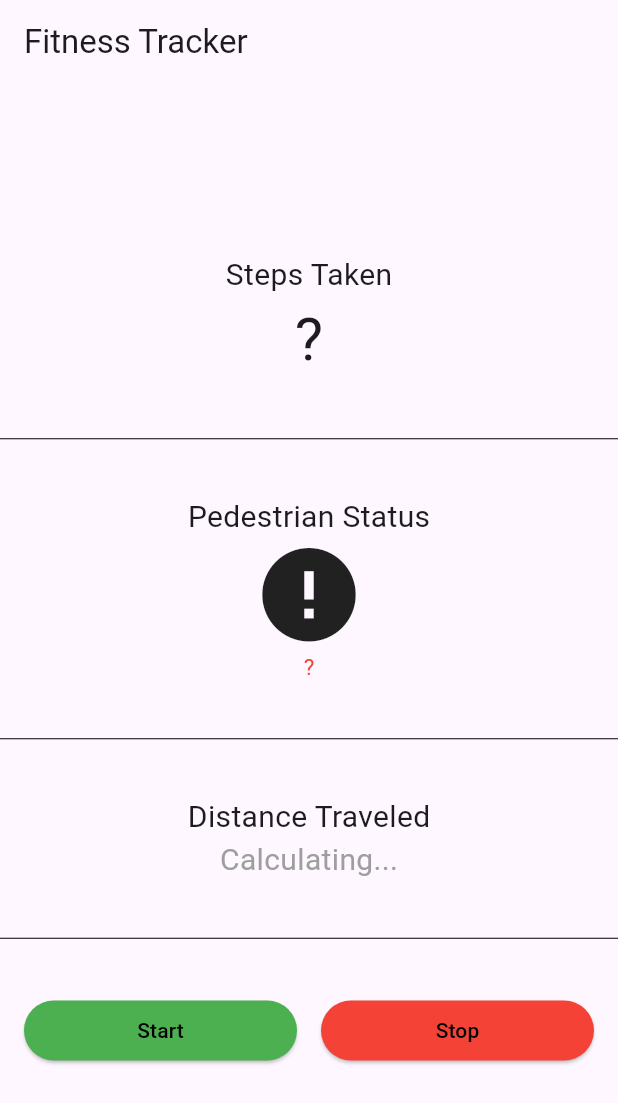
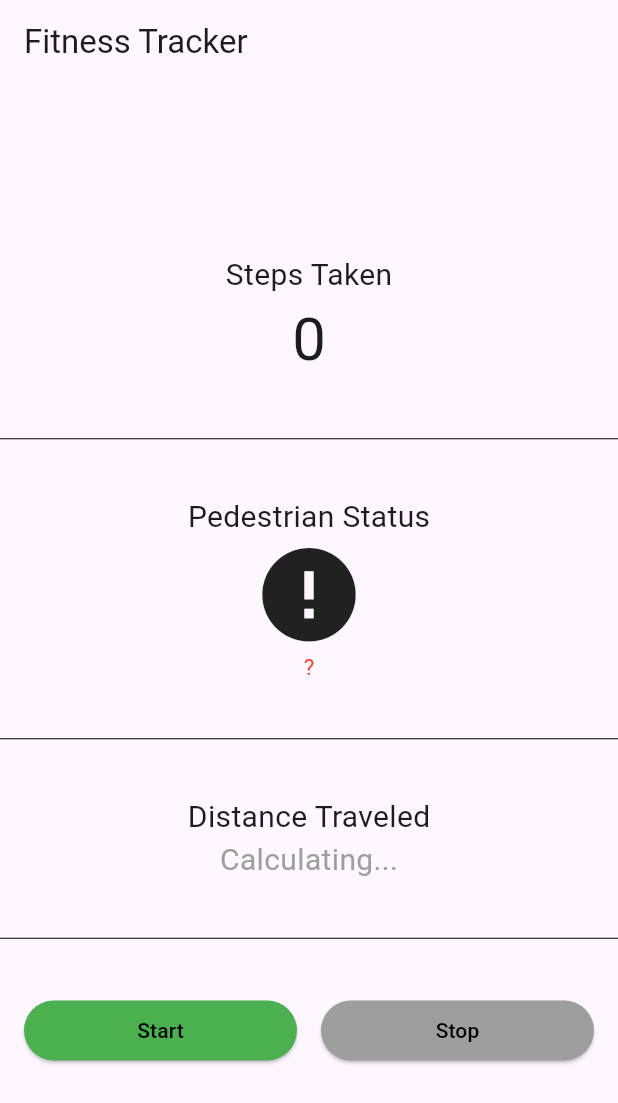
Before and after one commit to FallingCar/mobile_fitness_application, a Flutter app: the screen it shows after launch, after a tap on "Stop", on a phone screen of 412 x 824 dp. Shown: the top 1103 px of the screen. Run offline on Flutter 3.47's test engine with Material 3 defaults, Android fonts, the phone set to English and light mode, and no system bars; our stand-ins replace geolocator, pedometer, permission_handler.

Commit message:
added color feedback to buttons

```diff
--- a/lib/main.dart
+++ b/lib/main.dart
@@ -183,14 +183,15 @@ class _MyAppState extends State<MyApp> {
                   children: [
                     Expanded(
                       child: ElevatedButton(
-                        onPressed: ()
-                        {
+                        onPressed: () {
+                          setState(() {
                             isStarted = true;
                             flag = 0;
                             _startDistance = _currentDistance;
+                          });
                         },
                         style: ElevatedButton.styleFrom(
-                          backgroundColor: Colors.green,
+                          backgroundColor: !isStarted ? Colors.green : Colors.grey,
                           foregroundColor: Colors.black,
 
                         ),
@@ -200,14 +201,15 @@ class _MyAppState extends State<MyApp> {
                     const SizedBox(width: 16), // space between buttons
                     Expanded(
                       child: ElevatedButton(
-                        onPressed: ()
-                        {
+                        onPressed: () {
+                          setState(() {
                             ds.resetDistanceTaken();
                             isStarted = false;
                             _steps = "0";
+                          });
                         },
                         style: ElevatedButton.styleFrom(
-                          backgroundColor: Colors.red,
+                          backgroundColor: isStarted ? Colors.red : Colors.grey,
                           foregroundColor: Colors.black,
 
                         ),
```
Lines whose indentation alone changed are shown as unchanged.
